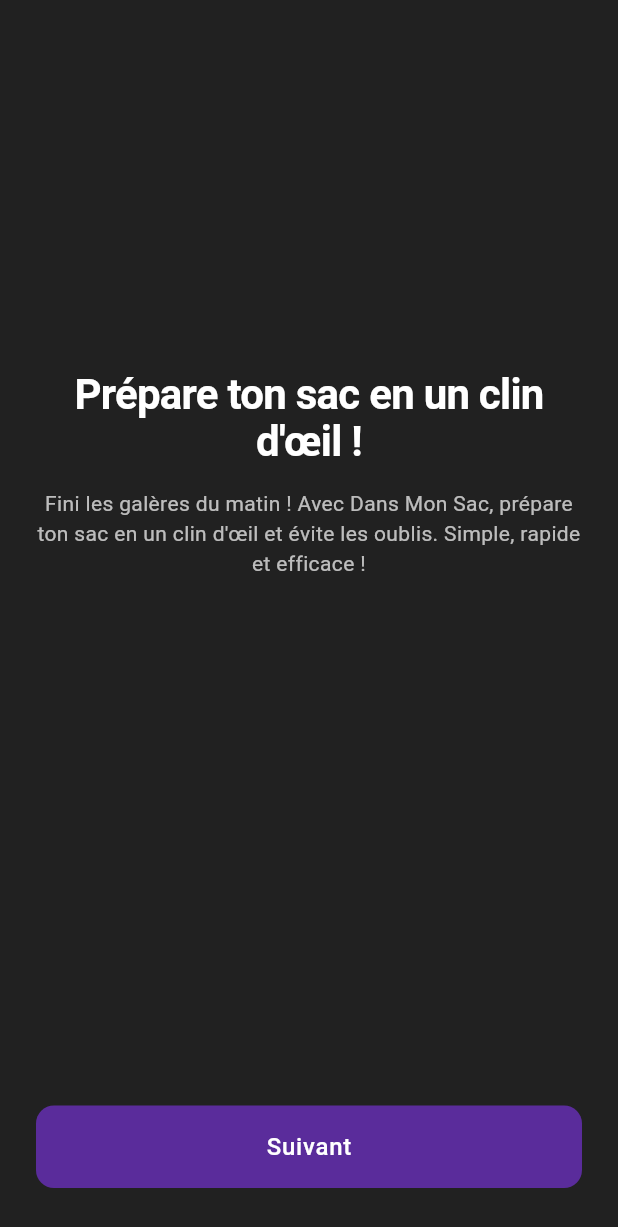
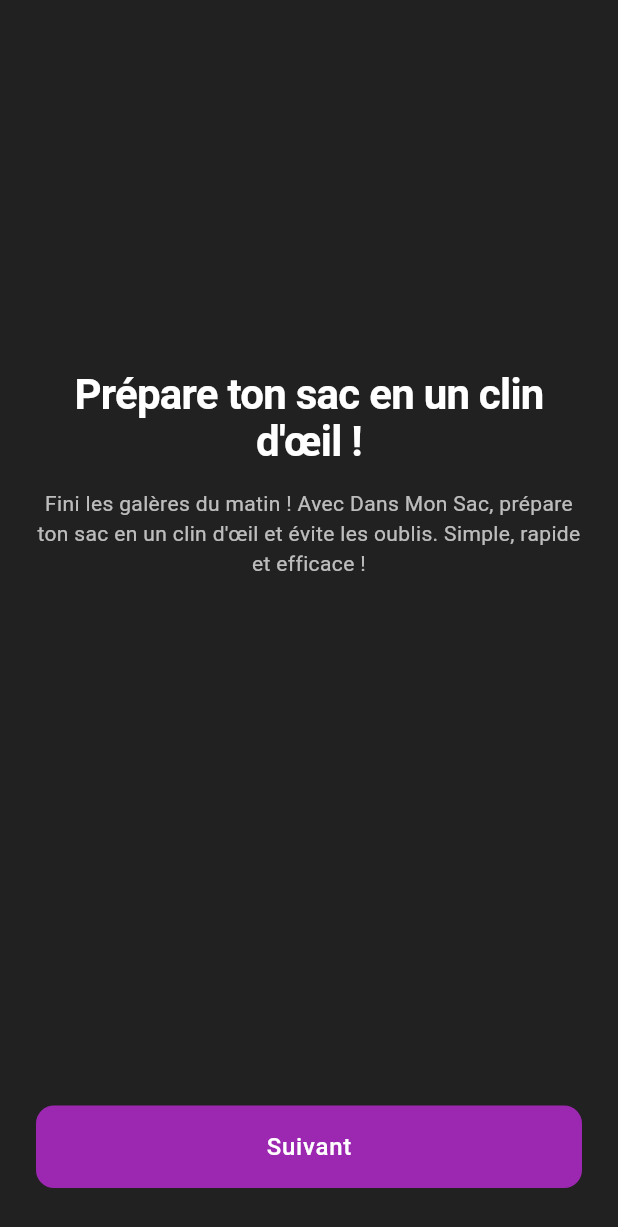
Before and after one commit to kevindjf/dansmonsac, a Flutter app: the screen it shows after launch, on a phone screen of 412 x 824 dp. Shown: the top 1227 px of the screen. Run offline on Flutter 3.47's test engine with Material 3 defaults, Android fonts, the phone set to English and light mode, and no system bars; our stand-ins replace dartz, flutter_colorpicker, flutter_local_notifications, flutter_riverpod, google_fonts and 4 more; missing offline and left inert: dart:ffi; accounts and stored records are empty; generated files the repository leaves out were written again.

Commit message:
Enable instant accent color updates throughout app
Replace one-time color loading with reactive StateNotifier provider to enable instant app-wide color updates when user changes accent color in settings.

Changes:
- Created accentColorProvider with StateNotifier for reactive color management
- Modified MyApp to watch accent color provider and rebuild theme on color change
- Updated settings page to use provider instead of direct PreferencesService call
- Changed theme to use accentColor for both primary and secondary colors
- Removed "restart app" message since color now updates instantly

Now when user selects a new color in settings, all UI elements (buttons, titles, checkboxes, icons) update immediately without requiring app restart. This also fixes FilledButton colors which previously stayed purple instead of using the custom accent color.

```diff
--- a/features/common/lib/src/ui/theme/theme_data.dart
+++ b/features/common/lib/src/ui/theme/theme_data.dart
@@ -148,9 +148,9 @@ class AppTheme {
   static ThemeData _buildDarkTheme(Color accentColor) {
     return ThemeData.dark().copyWith(
       useMaterial3: true,
-      primaryColor: AppColors.primary,
+      primaryColor: accentColor,
       colorScheme: ColorScheme.dark(
-        primary: Color.fromARGB(255, 90, 44, 155),
+        primary: accentColor,
         secondary: accentColor,
         error: AppColors.error,
         background: AppColors.grey900,
--- a/features/main/lib/presentation/home/settings_page.dart
+++ b/features/main/lib/presentation/home/settings_page.dart
@@ -4,6 +4,7 @@ import 'package:google_fonts/google_fonts.dart';
 import 'package:common/src/ui/ui.dart';
 import 'package:common/src/services.dart';
 import 'package:flutter_colorpicker/flutter_colorpicker.dart';
+import 'package:dansmonsac/providers/accent_color_provider.dart';
 
 class SettingsPage extends ConsumerStatefulWidget {
   const SettingsPage({Key? key}) : super(key: key);
@@ -549,8 +550,9 @@ class _SettingsPageState extends ConsumerState<SettingsPage> {
       setState(() {
         _accentColor = pickedColor!;
       });
-      await PreferencesService.setAccentColor(pickedColor!);
-      _showSnackBar('Couleur mise à jour ! Redémarrez l\'app pour appliquer');
+      // Update color via provider for instant app-wide update
+      await ref.read(accentColorProvider.notifier).updateColor(pickedColor!);
+      _showSnackBar('Couleur mise à jour !');
     }
   }
 
--- a/lib/main.dart
+++ b/lib/main.dart
@@ -6,6 +6,7 @@ import 'package:common/src/navigation/routes.dart';
 import 'package:common/src/di/riverpod_di.dart';
 import 'package:flutter_localizations/flutter_localizations.dart';
 import 'package:common/src/services.dart';
+import 'providers/accent_color_provider.dart';
 
 void main() async {
   WidgetsFlutterBinding.ensureInitialized();
@@ -15,39 +16,21 @@ void main() async {
   runApp(ProviderScope(child: MyApp()));
 }
 
-class MyApp extends ConsumerStatefulWidget {
+class MyApp extends ConsumerWidget {
   const MyApp({super.key});
 
   @override
-  ConsumerState<MyApp> createState() => _MyAppState();
-}
+  Widget build(BuildContext context, WidgetRef ref) {
+    final AppRouteInformationParser routeInformationParser =
+        AppRouteInformationParser();
 
-class _MyAppState extends ConsumerState<MyApp> {
-  final AppRouteInformationParser _routeInformationParser =
-      AppRouteInformationParser();
+    // Watch accent color provider for reactive updates
+    final accentColor = ref.watch(accentColorProvider);
 
-  Color _accentColor = const Color(0xFF9C27B0); // Default color
-
-  @override
-  void initState() {
-    super.initState();
-    _loadAccentColor();
-  }
-
-  Future<void> _loadAccentColor() async {
-    final color = await PreferencesService.getAccentColor();
-    setState(() {
-      _accentColor = color;
-    });
-  }
-
-  // This widget is the root of your application.
-  @override
-  Widget build(BuildContext context) {
     return MaterialApp.router(
       title: 'Dans mon sac',
       theme: AppTheme.lightTheme,
-      darkTheme: AppTheme.darkThemeWithColor(_accentColor),
+      darkTheme: AppTheme.darkThemeWithColor(accentColor),
       themeMode: ThemeMode.dark,
       debugShowCheckedModeBanner: false,
       localizationsDelegates: const [
@@ -59,7 +42,7 @@ class _MyAppState extends ConsumerState<MyApp> {
         Locale('fr', 'FR'),
       ],
       routerDelegate: ref.watch(routerDelegateProvider),
-      routeInformationParser: _routeInformationParser,
+      routeInformationParser: routeInformationParser,
     );
   }
 }
```
Also changed, not shown: lib/providers/accent_color_provider.dart (added, +24 -0 lines).
